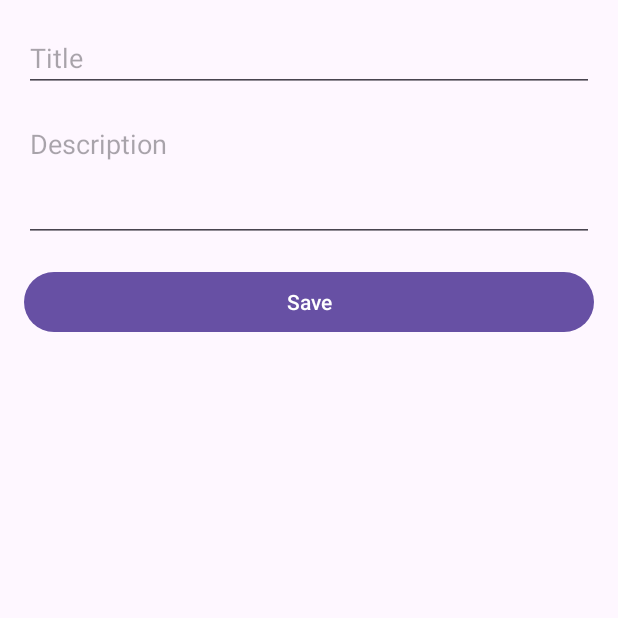
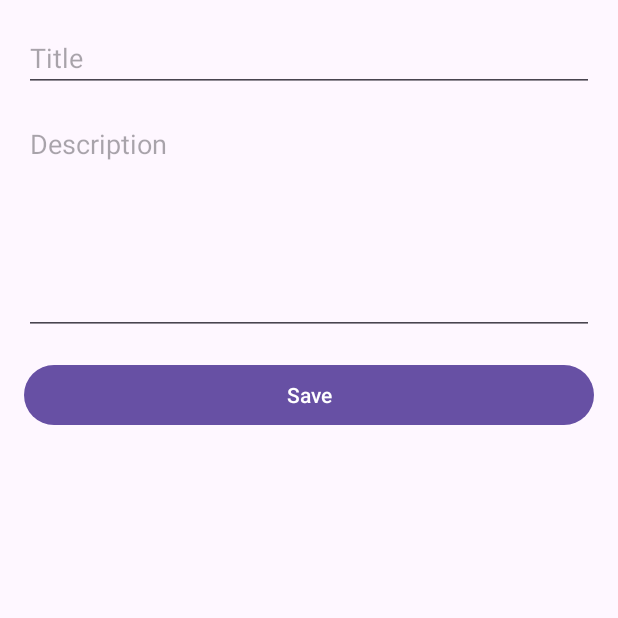
Before and after one commit to Fred-CodeCrafts/MiniTodoApp-Kotlin, an Android app: the screen it shows after launch (MainActivity), after a tap on "Add Todo", on a phone screen of 412 x 824 dp, the top half of it. Run offline under Robolectric (Android 15) with nearby library versions, the phone set to English and light mode, and no system bars; our stand-ins replace Room's generated code.

Commit message:
TaskDelete + Confirmation + LifeCycle

```diff
--- a/app/src/main/java/com/fredcodecrafts/minitodoapp/data/TodoDao.kt
+++ b/app/src/main/java/com/fredcodecrafts/minitodoapp/data/TodoDao.kt
@@ -11,4 +11,10 @@ interface TodoDao {
 
     @Query("SELECT * FROM todo_table ORDER BY id DESC")
     fun getAllTodos(): LiveData<List<Todo>>
+
+    @Delete
+    suspend fun delete(todo: Todo)
+
+    @Query("DELETE FROM todo_table WHERE id = :id")
+    suspend fun deleteById(id: Int)
 }
--- a/app/src/main/java/com/fredcodecrafts/minitodoapp/data/TodoRepository.kt
+++ b/app/src/main/java/com/fredcodecrafts/minitodoapp/data/TodoRepository.kt
@@ -1,4 +1,5 @@
 package com.fredcodecrafts.minitodoapp.data
+
 import androidx.lifecycle.LiveData
 
 class TodoRepository(private val todoDao: TodoDao) {
@@ -7,4 +8,8 @@ class TodoRepository(private val todoDao: TodoDao) {
     suspend fun insert(todo: Todo) {
         todoDao.insert(todo)
     }
+
+    suspend fun delete(todo: Todo) {
+        todoDao.delete(todo)
+    }
 }
--- a/app/src/main/java/com/fredcodecrafts/minitodoapp/data/TodoViewModel.kt
+++ b/app/src/main/java/com/fredcodecrafts/minitodoapp/data/TodoViewModel.kt
@@ -27,4 +27,8 @@ class TodoViewModel(application: Application) : AndroidViewModel(application) {
     fun selectTodo(todo: Todo) {
         _selectedTodo.value = todo
     }
+
+    fun delete(todo: Todo) = viewModelScope.launch {
+        repository.delete(todo)
+    }
 }
--- a/app/src/main/java/com/fredcodecrafts/minitodoapp/ui/add/AddFragments.kt
+++ b/app/src/main/java/com/fredcodecrafts/minitodoapp/ui/add/AddFragments.kt
@@ -1,6 +1,7 @@
 package com.fredcodecrafts.minitodoapp.ui.add
 
 import android.os.Bundle
+import android.util.Log
 import android.view.LayoutInflater
 import android.view.View
 import android.view.ViewGroup
@@ -11,9 +12,6 @@ import androidx.navigation.fragment.findNavController
 import com.fredcodecrafts.minitodoapp.data.TodoViewModel
 import com.fredcodecrafts.minitodoapp.databinding.FragmentAddBinding
 
-/**
- * Form to add a new Todo (title + description).
- */
 class AddFragment : Fragment() {
 
     private var _binding: FragmentAddBinding? = null
@@ -21,7 +19,15 @@ class AddFragment : Fragment() {
 
     private val viewModel: TodoViewModel by activityViewModels()
 
-    override fun onCreateView(inflater: LayoutInflater, container: ViewGroup?, savedInstanceState: Bundle?): View {
+    companion object {
+        private const val TAG = "AddFragment"
+    }
+
+    override fun onCreateView(
+        inflater: LayoutInflater,
+        container: ViewGroup?,
+        savedInstanceState: Bundle?
+    ): View {
         _binding = FragmentAddBinding.inflate(inflater, container, false)
         return binding.root
     }
@@ -29,7 +35,7 @@ class AddFragment : Fragment() {
     override fun onViewCreated(view: View, savedInstanceState: Bundle?) {
         binding.btnSave.setOnClickListener {
             val title = binding.etTitle.text?.toString().orEmpty().trim()
-            val desc  = binding.etDesc.text?.toString().orEmpty().trim()
+            val desc = binding.etDesc.text?.toString().orEmpty().trim()
 
             if (title.isBlank()) {
                 Toast.makeText(requireContext(), "Title cannot be empty", Toast.LENGTH_SHORT).show()
@@ -37,12 +43,48 @@ class AddFragment : Fragment() {
             }
 
             viewModel.addTodo(title, desc)
-            findNavController().navigateUp() // go back to list
+            findNavController().navigateUp() // kembali ke list
         }
+    }
+
+    override fun onStart() {
+        super.onStart()
+        Log.d(TAG, "onStart")
+    }
+
+    override fun onResume() {
+        super.onResume()
+        Log.d(TAG, "onResume")
+    }
+
+    override fun onPause() {
+        super.onPause()
+        Log.d(TAG, "onPause")
+    }
+
+    override fun onStop() {
+        super.onStop()
+        Log.d(TAG, "onStop")
     }
 
     override fun onDestroyView() {
         super.onDestroyView()
+        Log.d(TAG, "onDestroyView")
         _binding = null
     }
+
+    override fun onDestroy() {
+        super.onDestroy()
+        Log.d(TAG, "onDestroy")
+    }
+
+    override fun onDetach() {
+        super.onDetach()
+        Log.d(TAG, "onDetach")
+    }
+
+    override fun onSaveInstanceState(outState: Bundle) {
+        super.onSaveInstanceState(outState)
+        Log.d(TAG, "onSaveInstanceState")
+    }
 }
--- a/app/src/main/java/com/fredcodecrafts/minitodoapp/ui/list/ListFragment.kt
+++ b/app/src/main/java/com/fredcodecrafts/minitodoapp/ui/list/ListFragment.kt
@@ -1,20 +1,20 @@
 package com.fredcodecrafts.minitodoapp.ui.list
 
 import android.os.Bundle
+import android.util.Log
 import android.view.LayoutInflater
 import android.view.View
 import android.view.ViewGroup
+import androidx.appcompat.app.AlertDialog
 import androidx.fragment.app.Fragment
 import androidx.fragment.app.activityViewModels
 import androidx.navigation.fragment.findNavController
 import androidx.recyclerview.widget.LinearLayoutManager
 import com.fredcodecrafts.minitodoapp.R
+import com.fredcodecrafts.minitodoapp.data.Todo
 import com.fredcodecrafts.minitodoapp.data.TodoViewModel
 import com.fredcodecrafts.minitodoapp.databinding.FragmentListBinding
 
-/**
- * Shows list of Todos using RecyclerView.
- */
 class ListFragment : Fragment() {
 
     private var _binding: FragmentListBinding? = null
@@ -22,11 +22,19 @@ class ListFragment : Fragment() {
 
     private val viewModel: TodoViewModel by activityViewModels()
 
-    // Pass click listener into adapter
-    private val adapter = TodoAdapter { todo ->
-        viewModel.selectTodo(todo) // ✅ fixed
-        findNavController().navigate(R.id.action_list_to_detail)
+    companion object {
+        private const val TAG = "ListFragment"
     }
+
+    private val adapter = TodoAdapter(
+        onClick = { todo ->
+            viewModel.selectTodo(todo)
+            findNavController().navigate(R.id.action_list_to_detail)
+        },
+        onDelete = { todo ->
+            showDeleteConfirmation(todo)
+        }
+    )
 
     override fun onCreateView(
         inflater: LayoutInflater,
@@ -38,22 +46,69 @@ class ListFragment : Fragment() {
     }
 
     override fun onViewCreated(view: View, savedInstanceState: Bundle?) {
+        super.onViewCreated(view, savedInstanceState)
+
         binding.todoRecycler.layoutManager = LinearLayoutManager(requireContext())
         binding.todoRecycler.adapter = adapter
 
-        // Observe LiveData so RecyclerView updates automatically
-        viewModel.allTodos.observe(viewLifecycleOwner) { list -> // ✅ fixed
+        viewModel.allTodos.observe(viewLifecycleOwner) { list ->
             adapter.submit(list)
         }
 
-        // Navigate to AddFragment when FAB clicked
         binding.fabAdd.setOnClickListener {
             findNavController().navigate(R.id.action_list_to_add)
         }
     }
 
+    private fun showDeleteConfirmation(todo: Todo) {
+        AlertDialog.Builder(requireContext())
+            .setTitle("Delete Todo")
+            .setMessage("Are you sure you want to delete \"${todo.title}\"?")
+            .setPositiveButton("Yes") { _, _ ->
+                viewModel.delete(todo)
+            }
+            .setNegativeButton("Cancel", null)
+            .show()
+    }
+
+    override fun onStart() {
+        super.onStart()
+        Log.d(TAG, "onStart")
+    }
+
+    override fun onResume() {
+        super.onResume()
+        Log.d(TAG, "onResume")
+    }
+
+    override fun onPause() {
+        super.onPause()
+        Log.d(TAG, "onPause")
+    }
+
+    override fun onStop() {
+        super.onStop()
+        Log.d(TAG, "onStop")
+    }
+
     override fun onDestroyView() {
         super.onDestroyView()
+        Log.d(TAG, "onDestroyView")
         _binding = null
     }
+
+    override fun onDestroy() {
+        super.onDestroy()
+        Log.d(TAG, "onDestroy")
+    }
+
+    override fun onDetach() {
+        super.onDetach()
+        Log.d(TAG, "onDetach")
+    }
+
+    override fun onSaveInstanceState(outState: Bundle) {
+        super.onSaveInstanceState(outState)
+        Log.d(TAG, "onSaveInstanceState")
+    }
 }
--- a/app/src/main/res/layout/fragment_add.xml
+++ b/app/src/main/res/layout/fragment_add.xml
@@ -14,12 +14,19 @@
 
         <EditText
             android:id="@+id/etDesc"
-            android:layout_width="match_parent" android:layout_height="wrap_content"
+            android:layout_width="match_parent"
+            android:layout_height="150dp"
             android:hint="@string/description"
-            android:inputType="textMultiLine"
-            android:minLines="3"
-            android:gravity="top"
+            android:inputType="textMultiLine|textCapSentences"
+            android:gravity="start|top"
+            android:scrollbars="vertical"
+            android:overScrollMode="always"
+            android:ellipsize="none"
+            android:scrollHorizontally="false"
+            android:singleLine="false"
+            android:imeOptions="actionDone"
             android:layout_marginTop="12dp"/>
+
 
         <Button
             android:id="@+id/btnSave"
```
Also changed, not shown: app/src/main/java/com/fredcodecrafts/minitodoapp/ui/detail/DetailFragment.kt (+8 -1 lines), app/src/main/java/com/fredcodecrafts/minitodoapp/ui/list/TodoAdapter.kt (+16 -3 lines), app/src/main/res/layout/item_todo.xml (+29 -8 lines).
